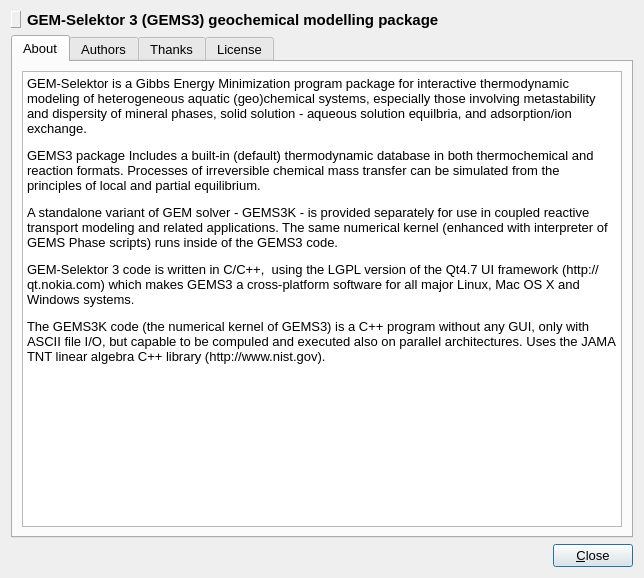
Old version of the form gems3/vizor4/dlg4/VersionDialog4.ui in the repository gemshub/GEMSGUI.
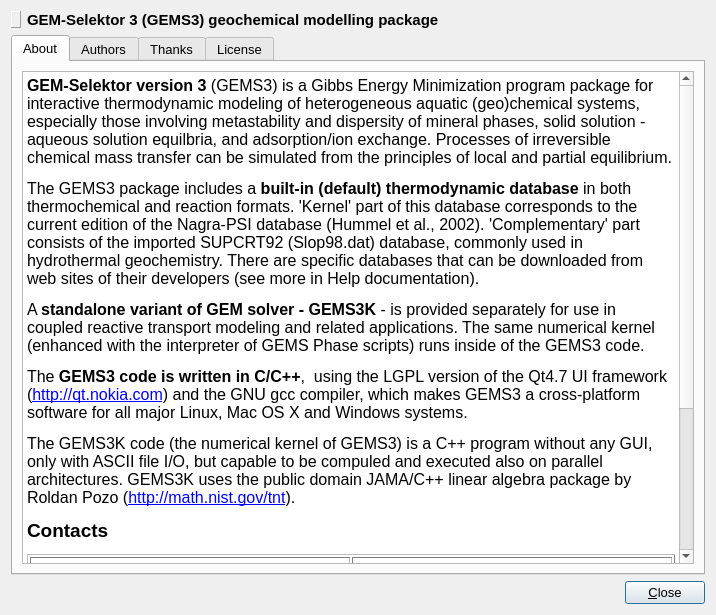
New version of the form. The open tabs and pages were chosen to show the change. Icons and pictures are not drawn.

Commit message: Finalized VersionDialog contents (TW: please, check), version stamp, edited some help html files (DK)

The edit to the form file:
```diff
--- a/gems3/vizor4/dlg4/VersionDialog4.ui
+++ b/gems3/vizor4/dlg4/VersionDialog4.ui
@@ -6,8 +6,8 @@
    <rect>
     <x>0</x>
     <y>0</y>
-    <width>644</width>
-    <height>578</height>
+    <width>716</width>
+    <height>615</height>
    </rect>
   </property>
   <property name="font">
@@ -88,15 +88,26 @@
           <string>&lt;!DOCTYPE HTML PUBLIC &quot;-//W3C//DTD HTML 4.0//EN&quot; &quot;http://www.w3.org/TR/REC-html40/strict.dtd&quot;&gt;
 &lt;html&gt;&lt;head&gt;&lt;meta name=&quot;qrichtext&quot; content=&quot;1&quot; /&gt;&lt;style type=&quot;text/css&quot;&gt;
 p, li { white-space: pre-wrap; }
-&lt;/style&gt;&lt;/head&gt;&lt;body style=&quot; font-family:'Lucida Grande'; font-size:12pt; font-weight:400; font-style:normal;&quot;&gt;
+&lt;/style&gt;&lt;/head&gt;&lt;body style=&quot; font-family:'MS Shell Dlg 2'; font-size:12pt; font-weight:400; font-style:normal;&quot;&gt;
 &lt;table border=&quot;0&quot; style=&quot;-qt-table-type: root; margin-top:4px; margin-bottom:4px; margin-left:4px; margin-right:4px;&quot;&gt;
 &lt;tr&gt;
 &lt;td style=&quot;border: none;&quot;&gt;
-&lt;p style=&quot; margin-top:12px; margin-bottom:12px; margin-left:0px; margin-right:0px; -qt-block-indent:0; text-indent:0px;&quot;&gt;&lt;span style=&quot; font-family:'MS Shell Dlg 2'; font-size:10pt;&quot;&gt;GEM-Selektor is a Gibbs Energy Minimization program package for interactive thermodynamic modeling of heterogeneous aquatic (geo)chemical systems, especially those involving metastability and dispersity of mineral phases, solid solution - aqueous solution equilbria, and adsorption/ion exchange. &lt;/span&gt;&lt;/p&gt;
-&lt;p style=&quot; margin-top:12px; margin-bottom:12px; margin-left:0px; margin-right:0px; -qt-block-indent:0; text-indent:0px;&quot;&gt;&lt;span style=&quot; font-family:'MS Shell Dlg 2'; font-size:10pt;&quot;&gt;GEMS3 package Includes a built-in (default) thermodynamic database in both thermochemical and reaction formats. Processes of irreversible chemical mass transfer can be simulated from the principles of local and partial equilibrium. &lt;/span&gt;&lt;/p&gt;
-&lt;p style=&quot; margin-top:12px; margin-bottom:12px; margin-left:0px; margin-right:0px; -qt-block-indent:0; text-indent:0px;&quot;&gt;&lt;span style=&quot; font-family:'MS Shell Dlg 2'; font-size:10pt;&quot;&gt;A standalone variant of GEM solver - GEMS3K - is provided separately for use in coupled reactive transport modeling and related applications. The same numerical kernel (enhanced with interpreter of GEMS Phase scripts) runs inside of the GEMS3 code.&lt;/span&gt;&lt;/p&gt;
-&lt;p style=&quot; margin-top:12px; margin-bottom:12px; margin-left:0px; margin-right:0px; -qt-block-indent:0; text-indent:0px;&quot;&gt;&lt;span style=&quot; font-family:'MS Shell Dlg 2'; font-size:10pt;&quot;&gt;GEM-Selektor 3 code is written in C/C++,  using the LGPL version of the Qt4.7 UI framework (http://qt.nokia.com) which makes GEMS3 a cross-platform software for all major Linux, Mac OS X and Windows systems.&lt;/span&gt;&lt;/p&gt;
-&lt;p style=&quot; margin-top:12px; margin-bottom:12px; margin-left:0px; margin-right:0px; -qt-block-indent:0; text-indent:0px;&quot;&gt;&lt;span style=&quot; font-family:'MS Shell Dlg 2'; font-size:10pt;&quot;&gt;The GEMS3K code (the numerical kernel of GEMS3) is a C++ program without any GUI, only with ASCII file I/O, but capable to be compuled and executed also on parallel architectures. Uses the JAMA TNT linear algebra C++ library (http://www.nist.gov).&lt;/span&gt;&lt;/p&gt;&lt;/td&gt;&lt;/tr&gt;&lt;/table&gt;&lt;/body&gt;&lt;/html&gt;</string>
+&lt;p style=&quot; margin-top:12px; margin-bottom:12px; margin-left:0px; margin-right:0px; -qt-block-indent:0; text-indent:0px;&quot;&gt;&lt;span style=&quot; font-weight:600;&quot;&gt;GEM-Selektor version 3&lt;/span&gt; (GEMS3) is a Gibbs Energy Minimization program package for interactive thermodynamic modeling of heterogeneous aquatic (geo)chemical systems, especially those involving metastability and dispersity of mineral phases, solid solution - aqueous solution equilbria, and adsorption/ion exchange. Processes of irreversible chemical mass transfer can be simulated from the principles of local and partial equilibrium. &lt;/p&gt;
+&lt;p style=&quot; margin-top:12px; margin-bottom:12px; margin-left:0px; margin-right:0px; -qt-block-indent:0; text-indent:0px;&quot;&gt;The GEMS3 package includes a &lt;span style=&quot; font-weight:600;&quot;&gt;built-in (default) thermodynamic database&lt;/span&gt; in both thermochemical and reaction formats. 'Kernel' part of this database corresponds to the current edition of the Nagra-PSI database (Hummel et al., 2002). 'Complementary' part consists of the imported SUPCRT92 (Slop98.dat) database, commonly used in hydrothermal geochemistry. There are specific databases that can be downloaded from web sites of their developers (see more in Help documentation).  &lt;/p&gt;
+&lt;p style=&quot; margin-top:12px; margin-bottom:12px; margin-left:0px; margin-right:0px; -qt-block-indent:0; text-indent:0px;&quot;&gt;A &lt;span style=&quot; font-weight:600;&quot;&gt;standalone variant of GEM solver - GEMS3K&lt;/span&gt; - is provided separately for use in coupled reactive transport modeling and related applications. The same numerical kernel (enhanced with the interpreter of GEMS Phase scripts) runs inside of the GEMS3 code.&lt;/p&gt;
+&lt;p style=&quot; margin-top:12px; margin-bottom:12px; margin-left:0px; margin-right:0px; -qt-block-indent:0; text-indent:0px;&quot;&gt;The &lt;span style=&quot; font-weight:600;&quot;&gt;GEMS3 code is written in C/C++&lt;/span&gt;,  using the LGPL version of the Qt4.7 UI framework (&lt;a href=&quot;http://qt.nokia.com&quot;&gt;&lt;span style=&quot; text-decoration: underline; color:#0000ff;&quot;&gt;http://qt.nokia.com&lt;/span&gt;&lt;/a&gt;) and the GNU gcc compiler, which makes GEMS3 a cross-platform software for all major Linux, Mac OS X and Windows systems.&lt;/p&gt;
+&lt;p style=&quot; margin-top:12px; margin-bottom:12px; margin-left:0px; margin-right:0px; -qt-block-indent:0; text-indent:0px;&quot;&gt;The GEMS3K code (the numerical kernel of GEMS3) is a C++ program without any GUI, only with ASCII file I/O, but capable to be compuled and executed also on parallel architectures. GEMS3K uses the public domain JAMA/C++ linear algebra package by Roldan Pozo (&lt;a href=&quot;http://math.nist.gov/tnt&quot;&gt;&lt;span style=&quot; text-decoration: underline; color:#0000ff;&quot;&gt;http://math.nist.gov/tnt&lt;/span&gt;&lt;/a&gt;).&lt;/p&gt;
+&lt;p style=&quot; margin-top:12px; margin-bottom:12px; margin-left:0px; margin-right:0px; -qt-block-indent:0; text-indent:0px;&quot;&gt;&lt;span style=&quot; font-size:large; font-weight:600;&quot;&gt;Contacts &lt;/span&gt;&lt;/p&gt;
+&lt;p style=&quot;-qt-paragraph-type:empty; margin-top:0px; margin-bottom:0px; margin-left:0px; margin-right:0px; -qt-block-indent:0; text-indent:0px; font-size:large; font-weight:600;&quot;&gt;&lt;/p&gt;
+&lt;table border=&quot;1&quot; style=&quot; margin-top:0px; margin-bottom:0px; margin-left:0px; margin-right:0px;&quot; cellspacing=&quot;2&quot; cellpadding=&quot;2&quot;&gt;
+&lt;tr&gt;
+&lt;td style=&quot; vertical-align:top;&quot;&gt;
+&lt;p style=&quot; margin-top:12px; margin-bottom:12px; margin-left:0px; margin-right:0px; -qt-block-indent:0; text-indent:0px;&quot;&gt;GEMS Development Team(PSI)&lt;br /&gt;C/O Dr. D. Kulik &lt;br /&gt;Laboratory for Waste Management&lt;br /&gt;Paul Scherrer Institut &lt;br /&gt;CH-5232 Villigen PSI &lt;br /&gt;Switzerland &lt;/p&gt;
+&lt;p style=&quot; margin-top:12px; margin-bottom:12px; margin-left:0px; margin-right:0px; -qt-block-indent:0; text-indent:0px;&quot;&gt;&lt;a href=&quot;mailto:gems2.support@psi.ch&quot;&gt;&lt;span style=&quot; text-decoration: underline; color:#0000ff;&quot;&gt;gems2.support@psi.ch&lt;/span&gt;&lt;/a&gt;&lt;br /&gt;&lt;a href=&quot;http://les.web.psi.ch&quot;&gt;&lt;span style=&quot; text-decoration: underline; color:#0000ff;&quot;&gt;http://les.web.psi.ch&lt;/span&gt;&lt;/a&gt;&lt;br /&gt;&lt;a href=&quot;http://gems.web.psi.ch&quot;&gt;&lt;span style=&quot; text-decoration: underline; color:#0000ff;&quot;&gt;http://gems.web.psi.ch&lt;/span&gt;&lt;/a&gt; &lt;/p&gt;&lt;/td&gt;
+&lt;td style=&quot; vertical-align:top;&quot;&gt;
+&lt;p style=&quot; margin-top:0px; margin-bottom:0px; margin-left:0px; margin-right:0px; -qt-block-indent:0; text-indent:0px;&quot;&gt;&lt;br /&gt;GEMS Development Team (ETHZ IGP) &lt;br /&gt;C/O Dr. Thomas Wagner&lt;br /&gt;NW F 82.4&lt;br /&gt;Clausiusstrasse 25&lt;br /&gt;CH-8092 Zurich&lt;br /&gt;Switzerland &lt;/p&gt;
+&lt;p style=&quot; margin-top:12px; margin-bottom:12px; margin-left:0px; margin-right:0px; -qt-block-indent:0; text-indent:0px;&quot;&gt;&lt;a href=&quot;mailto:thomas.wagner@erdw.ethz.ch&quot;&gt;&lt;span style=&quot; text-decoration: underline; color:#0000ff;&quot;&gt;thomas.wagner@erdw.ethz.ch&lt;/span&gt;&lt;/a&gt;&lt;br /&gt;&lt;a href=&quot;http://www.geopetro.ethz.ch&quot;&gt;&lt;span style=&quot; text-decoration: underline; color:#0000ff;&quot;&gt;http://www.geopetro.ethz.ch&lt;/span&gt;&lt;/a&gt; &lt;/p&gt;&lt;/td&gt;&lt;/tr&gt;&lt;/table&gt;
+&lt;p style=&quot;-qt-paragraph-type:empty; margin-top:12px; margin-bottom:12px; margin-left:0px; margin-right:0px; -qt-block-indent:0; text-indent:0px;&quot;&gt;&lt;/p&gt;&lt;/td&gt;&lt;/tr&gt;&lt;/table&gt;&lt;/body&gt;&lt;/html&gt;</string>
          </property>
          <property name="openExternalLinks">
           <bool>true</bool>
```
Left out of the diff: 53 changed lines with no effect on the pictures. The commit also changes 5 other files.
